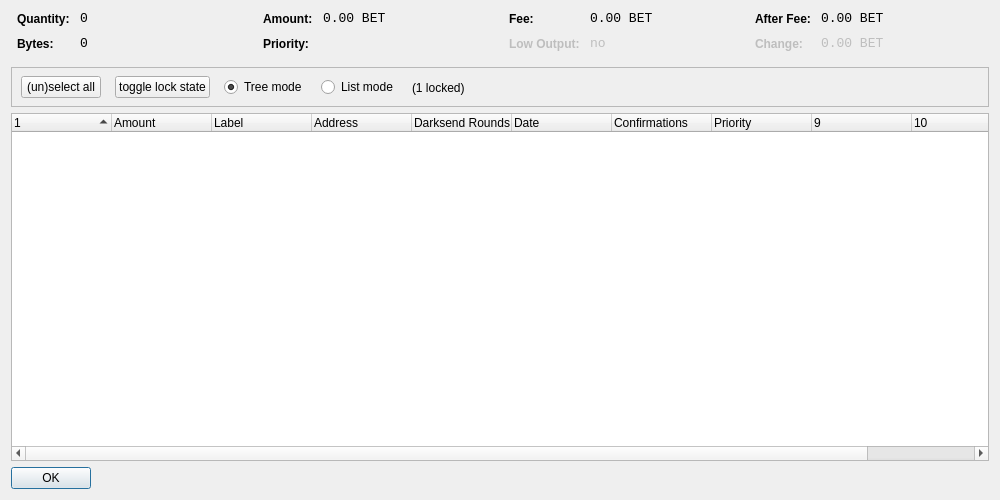
Qt form src/qt/forms/coincontroldialog.ui (Betcoincore/betcoin) before a commit.
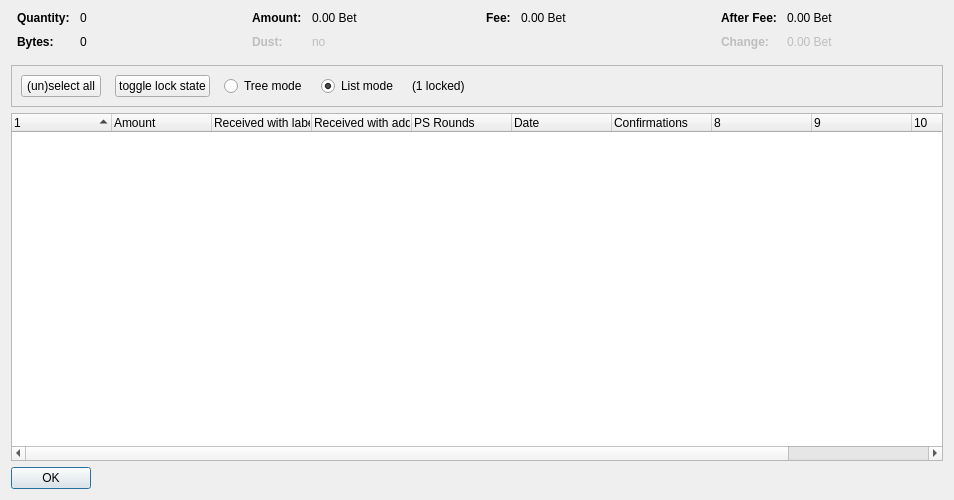
The same form after that commit. Custom widgets are drawn as their Qt base class.

```diff
--- a/src/qt/forms/coincontroldialog.ui
+++ b/src/qt/forms/coincontroldialog.ui
@@ -6,7 +6,7 @@
    <rect>
     <x>0</x>
     <y>0</y>
-    <width>1000</width>
+    <width>954</width>
     <height>500</height>
    </rect>
   </property>
@@ -38,8 +38,11 @@
        </property>
        <item row="0" column="0">
         <widget class="QLabel" name="labelCoinControlQuantityText">
-         <property name="styleSheet">
-          <string notr="true">font-weight:bold;</string>
+         <property name="font">
+          <font>
+           <weight>75</weight>
+           <bold>true</bold>
+          </font>
          </property>
          <property name="text">
           <string>Quantity:</string>
@@ -48,12 +51,6 @@
        </item>
        <item row="0" column="1">
         <widget class="QLabel" name="labelCoinControlQuantity">
-         <property name="font">
-          <font>
-           <family>Monospace</family>
-           <pointsize>10</pointsize>
-          </font>
-         </property>
          <property name="cursor">
           <cursorShape>IBeamCursor</cursorShape>
          </property>
@@ -70,8 +67,11 @@
        </item>
        <item row="1" column="0">
         <widget class="QLabel" name="labelCoinControlBytesText">
-         <property name="styleSheet">
-          <string notr="true">font-weight:bold;</string>
+         <property name="font">
+          <font>
+           <weight>75</weight>
+           <bold>true</bold>
+          </font>
          </property>
          <property name="text">
           <string>Bytes:</string>
@@ -80,12 +80,6 @@
        </item>
        <item row="1" column="1">
         <widget class="QLabel" name="labelCoinControlBytes">
-         <property name="font">
-          <font>
-           <family>Monospace</family>
-           <pointsize>10</pointsize>
-          </font>
-         </property>
          <property name="cursor">
           <cursorShape>IBeamCursor</cursorShape>
          </property>
@@ -118,8 +112,11 @@
        </property>
        <item row="0" column="0">
         <widget class="QLabel" name="labelCoinControlAmountText">
-         <property name="styleSheet">
-          <string notr="true">font-weight:bold;</string>
+         <property name="font">
+          <font>
+           <weight>75</weight>
+           <bold>true</bold>
+          </font>
          </property>
          <property name="text">
           <string>Amount:</string>
@@ -128,12 +125,6 @@
        </item>
        <item row="0" column="1">
         <widget class="QLabel" name="labelCoinControlAmount">
-         <property name="font">
-          <font>
-           <family>Monospace</family>
-           <pointsize>10</pointsize>
-          </font>
-         </property>
          <property name="cursor">
           <cursorShape>IBeamCursor</cursorShape>
          </property>
@@ -141,7 +132,7 @@
           <enum>Qt::ActionsContextMenu</enum>
          </property>
          <property name="text">
-          <string notr="true">0.00 BET</string>
+          <string notr="true">0.00 Bet</string>
          </property>
          <property name="textInteractionFlags">
           <set>Qt::LinksAccessibleByMouse|Qt::TextSelectableByKeyboard|Qt::TextSelectableByMouse</set>
@@ -149,22 +140,25 @@
         </widget>
        </item>
        <item row="1" column="0">
-        <widget class="QLabel" name="labelCoinControlPriorityText">
-         <property name="styleSheet">
-          <string notr="true">font-weight:bold;</string>
+        <widget class="QLabel" name="labelCoinControlLowOutputText">
+         <property name="enabled">
+          <bool>false</bool>
+         </property>
+         <property name="font">
+          <font>
+           <weight>75</weight>
+           <bold>true</bold>
+          </font>
          </property>
          <property name="text">
-          <string>Priority:</string>
+          <string>Dust:</string>
          </property>
         </widget>
        </item>
        <item row="1" column="1">
-        <widget class="QLabel" name="labelCoinControlPriority">
-         <property name="font">
-          <font>
-           <family>Monospace</family>
-           <pointsize>10</pointsize>
-          </font>
+        <widget class="QLabel" name="labelCoinControlLowOutput">
+         <property name="enabled">
+          <bool>false</bool>
          </property>
          <property name="cursor">
           <cursorShape>IBeamCursor</cursorShape>
@@ -173,7 +167,7 @@
           <enum>Qt::ActionsContextMenu</enum>
          </property>
          <property name="text">
-          <string/>
+          <string notr="true">no</string>
          </property>
          <property name="textInteractionFlags">
           <set>Qt::LinksAccessibleByMouse|Qt::TextSelectableByKeyboard|Qt::TextSelectableByMouse</set>
@@ -198,8 +192,11 @@
        </property>
        <item row="0" column="0">
         <widget class="QLabel" name="labelCoinControlFeeText">
-         <property name="styleSheet">
-          <string notr="true">font-weight:bold;</string>
+         <property name="font">
+          <font>
+           <weight>75</weight>
+           <bold>true</bold>
+          </font>
          </property>
          <property name="text">
           <string>Fee:</string>
@@ -208,12 +205,6 @@
        </item>
        <item row="0" column="1">
         <widget class="QLabel" name="labelCoinControlFee">
-         <property name="font">
-          <font>
-           <family>Monospace</family>
-           <pointsize>10</pointsize>
-          </font>
-         </property>
          <property name="cursor">
           <cursorShape>IBeamCursor</cursorShape>
          </property>
@@ -221,45 +212,7 @@
           <enum>Qt::ActionsContextMenu</enum>
          </property>
          <property name="text">
-          <string notr="true">0.00 BET</string>
-         </property>
-         <property name="textInteractionFlags">
-          <set>Qt::LinksAccessibleByMouse|Qt::TextSelectableByKeyboard|Qt::TextSelectableByMouse</set>
-         </property>
-        </widget>
-       </item>
-       <item row="1" column="0">
-        <widget class="QLabel" name="labelCoinControlLowOutputText">
-         <property name="enabled">
-          <bool>false</bool>
-         </property>
-         <property name="styleSheet">
-          <string notr="true">font-weight:bold;</string>
-         </property>
-         <property name="text">
-          <string>Low Output:</string>
-         </property>
-        </widget>
-       </item>
-       <item row="1" column="1">
-        <widget class="QLabel" name="labelCoinControlLowOutput">
-         <property name="enabled">
-          <bool>false</bool>
-         </property>
-         <property name="font">
-          <font>
-           <family>Monospace</family>
-           <pointsize>10</pointsize>
-          </font>
-         </property>
-         <property name="cursor">
-          <cursorShape>IBeamCursor</cursorShape>
-         </property>
-         <property name="contextMenuPolicy">
-          <enum>Qt::ActionsContextMenu</enum>
-         </property>
-         <property name="text">
-          <string notr="true">no</string>
+          <string notr="true">0.00 Bet</string>
          </property>
          <property name="textInteractionFlags">
           <set>Qt::LinksAccessibleByMouse|Qt::TextSelectableByKeyboard|Qt::TextSelectableByMouse</set>
@@ -284,8 +237,11 @@
        </property>
        <item row="0" column="0">
         <widget class="QLabel" name="labelCoinControlAfterFeeText">
-         <property name="styleSheet">
-          <string notr="true">font-weight:bold;</string>
+         <property name="font">
+          <font>
+           <weight>75</weight>
+           <bold>true</bold>
+          </font>
          </property>
          <property name="text">
           <string>After Fee:</string>
@@ -294,12 +250,6 @@
        </item>
        <item row="0" column="1">
         <widget class="QLabel" name="labelCoinControlAfterFee">
-         <property name="font">
-          <font>
-           <family>Monospace</family>
-           <pointsize>10</pointsize>
-          </font>
-         </property>
          <property name="cursor">
           <cursorShape>IBeamCursor</cursorShape>
          </property>
@@ -307,7 +257,7 @@
           <enum>Qt::ActionsContextMenu</enum>
          </property>
          <property name="text">
-          <string notr="true">0.00 BET</string>
+          <string notr="true">0.00 Bet</string>
          </property>
          <property name="textInteractionFlags">
           <set>Qt::LinksAccessibleByMouse|Qt::TextSelectableByKeyboard|Qt::TextSelectableByMouse</set>
@@ -319,8 +269,11 @@
          <property name="enabled">
           <bool>false</bool>
          </property>
-         <property name="styleSheet">
-          <string notr="true">font-weight:bold;</string>
+         <property name="font">
+          <font>
+           <weight>75</weight>
+           <bold>true</bold>
+          </font>
          </property>
          <property name="text">
           <string>Change:</string>
@@ -332,12 +285,6 @@
          <property name="enabled">
           <bool>false</bool>
          </property>
-         <property name="font">
-          <font>
-           <family>Monospace</family>
-           <pointsize>10</pointsize>
-          </font>
-         </property>
          <property name="cursor">
           <cursorShape>IBeamCursor</cursorShape>
          </property>
@@ -345,7 +292,7 @@
           <enum>Qt::ActionsContextMenu</enum>
          </property>
          <property name="text">
-          <string notr="true">0.00 BET</string>
+          <string notr="true">0.00 Bet</string>
          </property>
          <property name="textInteractionFlags">
           <set>Qt::LinksAccessibleByMouse|Qt::TextSelectableByKeyboard|Qt::TextSelectableByMouse</set>
@@ -370,16 +317,9 @@
      <property name="frameShadow">
       <enum>QFrame::Sunken</enum>
      </property>
-     <widget class="QWidget" name="horizontalLayoutWidget">
-      <property name="geometry">
-       <rect>
-        <x>10</x>
-        <y>0</y>
-        <width>781</width>
-        <height>41</height>
-       </rect>
-      </property>
-      <layout class="QHBoxLayout" name="horizontalLayoutPanel" stretch="0,0,0,0,0">
+     <layout class="QHBoxLayout" name="horizontalLayout">
+      <item>
+       <layout class="QHBoxLayout" name="horizontalLayoutPanel" stretch="0,0,0,0,0,0">
        <property name="spacing">
         <number>14</number>
        </property>
@@ -394,6 +334,9 @@
          <property name="text">
           <string>(un)select all</string>
          </property>
+          <property name="autoDefault">
+           <bool>false</bool>
+          </property>
         </widget>
        </item>
         <item>
@@ -423,9 +366,6 @@
          <property name="text">
           <string>Tree mode</string>
          </property>
-         <property name="checked">
-          <bool>true</bool>
-         </property>
         </widget>
        </item>
        <item>
@@ -439,6 +379,9 @@
          <property name="text">
           <string>List mode</string>
          </property>
+          <property name="checked">
+           <bool>true</bool>
+          </property>
         </widget>
        </item>
         <item>
@@ -462,7 +405,8 @@
         </spacer>
        </item>
       </layout>
-     </widget>
+      </item>
+     </layout>
     </widget>
    </item>
    <item>
@@ -494,17 +438,17 @@
      </column>
      <column>
       <property name="text">
-       <string>Label</string>
+       <string>Received with label</string>
       </property>
      </column>
      <column>
       <property name="text">
-       <string>Address</string>
+       <string>Received with address</string>
       </property>
      </column>
      <column>
       <property name="text">
-       <string>Darksend Rounds</string>
+       <string>PS Rounds</string>
       </property>
     </column>
      <column>
@@ -520,11 +464,6 @@
        <string>Confirmed</string>
       </property>
      </column>
-     <column>
-      <property name="text">
-       <string>Priority</string>
-      </property>
-     </column>
      <column>
       <property name="text">
        <string/>
```
Left out of the diff: 2 changed lines with no effect on the pictures. Lines whose indentation alone changed are shown as unchanged.
